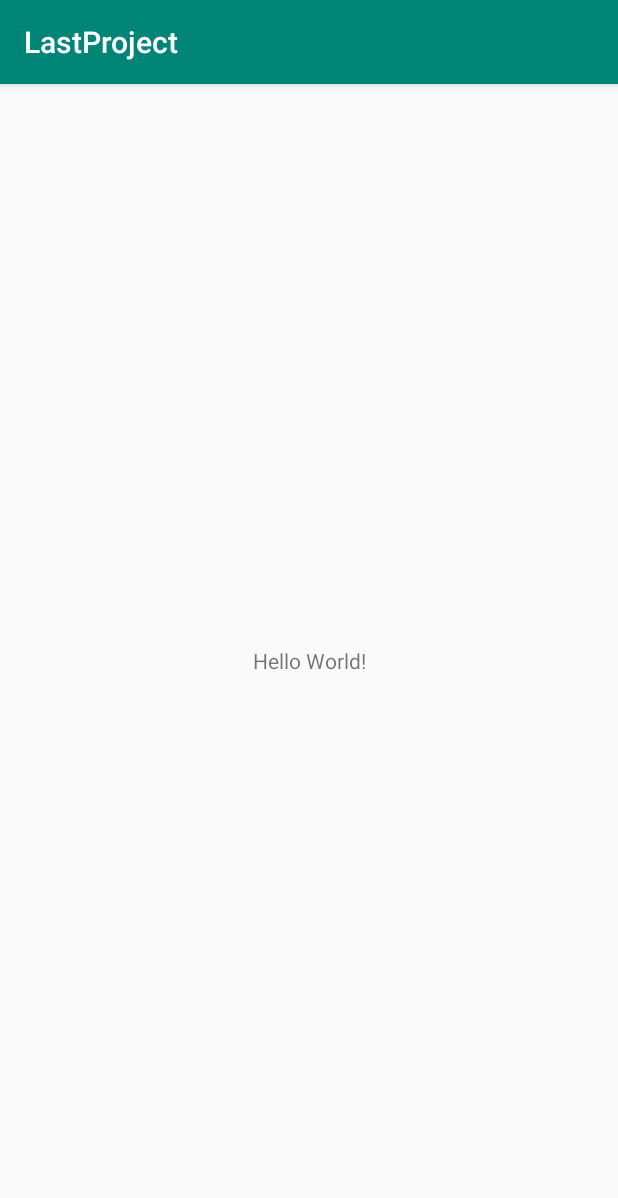
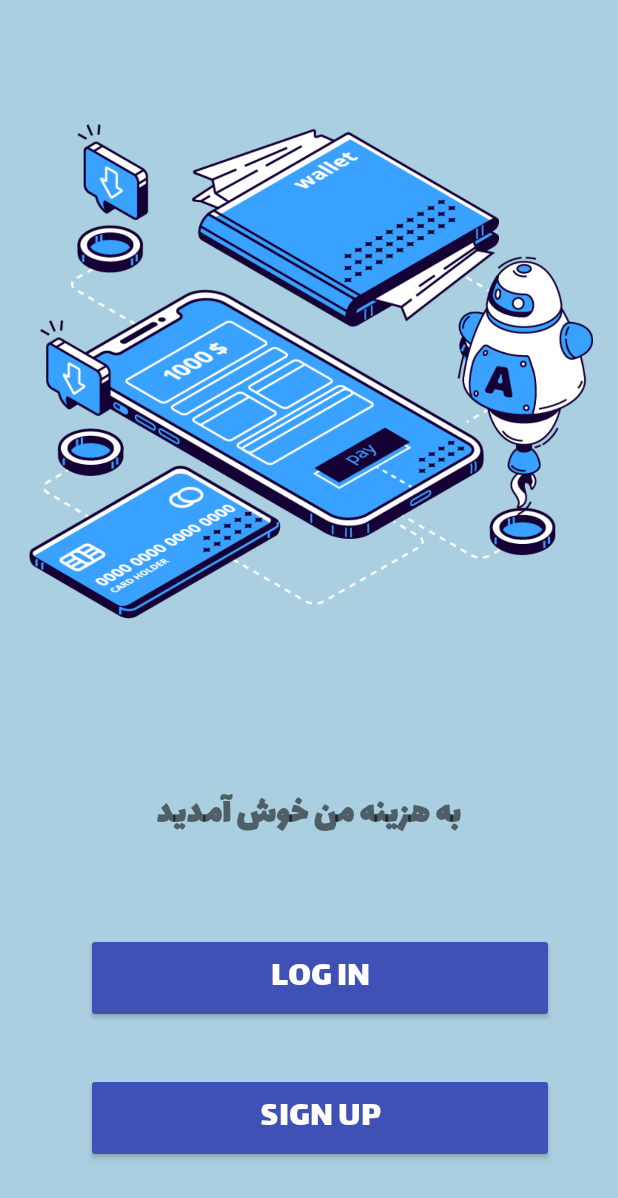
Before and after one commit to zahraaseyfii/Last-Project, an Android app: the screen it shows after launch (MainActivity), on a phone screen of 412 x 824 dp. Shown: the top 1198 px of the screen. Run offline under Robolectric (Android 15) with nearby library versions, the phone set to English and light mode, and no system bars.

Commit message:
Ui Login & Sign Up

```diff
--- a/app/build.gradle
+++ b/app/build.gradle
@@ -26,4 +26,5 @@ dependencies {
     testImplementation 'junit:junit:4.12'
     androidTestImplementation 'androidx.test:runner:1.1.1'
     androidTestImplementation 'androidx.test.espresso:espresso-core:3.1.1'
+
 }
--- a/app/src/main/AndroidManifest.xml
+++ b/app/src/main/AndroidManifest.xml
@@ -9,6 +9,8 @@
         android:roundIcon="@mipmap/ic_launcher_round"
         android:supportsRtl="true"
         android:theme="@style/AppTheme">
+        <activity android:name=".SignActivity"></activity>
+        <activity android:name=".LoginActivity" />
         <activity android:name=".MainActivity">
             <intent-filter>
                 <action android:name="android.intent.action.MAIN" />
--- a/app/src/main/java/com/example/lastproject/MainActivity.java
+++ b/app/src/main/java/com/example/lastproject/MainActivity.java
@@ -2,13 +2,36 @@ package com.example.lastproject;
 
 import androidx.appcompat.app.AppCompatActivity;
 
+import android.content.Intent;
 import android.os.Bundle;
+import android.view.View;
+import android.widget.Button;
 
 public class MainActivity extends AppCompatActivity {
-
+    Button button1,button2;
     @Override
     protected void onCreate(Bundle savedInstanceState) {
         super.onCreate(savedInstanceState);
         setContentView(R.layout.activity_main);
+
+        button1=findViewById(R.id.button);
+        button2=findViewById(R.id.button2);
+
+
+        button1.setOnClickListener(new View.OnClickListener() {
+            @Override
+            public void onClick(View v) {
+                startActivity(new Intent(MainActivity.this,LoginActivity.class));
+            }
+        });
+
+        button2.setOnClickListener(new View.OnClickListener() {
+            @Override
+            public void onClick(View v) {
+                startActivity(new Intent(MainActivity.this,SignActivity.class));
+            }
+        });
+
+
     }
 }
--- /dev/null
+++ b/app/src/main/res/drawable/ic_account_circle_black_24dp.xml
@@ -0,0 +1,5 @@
+<vector android:height="24dp" android:tint="#305380"
+    android:viewportHeight="24.0" android:viewportWidth="24.0"
+    android:width="24dp" xmlns:android="http://schemas.android.com/apk/res/android">
+    <path android:fillColor="#FF000000" android:pathData="M12,2C6.48,2 2,6.48 2,12s4.48,10 10,10 10,-4.48 10,-10S17.52,2 12,2zM12,5c1.66,0 3,1.34 3,3s-1.34,3 -3,3 -3,-1.34 -3,-3 1.34,-3 3,-3zM12,19.2c-2.5,0 -4.71,-1.28 -6,-3.22 0.03,-1.99 4,-3.08 6,-3.08 1.99,0 5.97,1.09 6,3.08 -1.29,1.94 -3.5,3.22 -6,3.22z"/>
+</vector>
--- /dev/null
+++ b/app/src/main/res/drawable/ic_lock_black_24dp.xml
@@ -0,0 +1,5 @@
+<vector android:height="24dp" android:tint="#305380"
+    android:viewportHeight="24.0" android:viewportWidth="24.0"
+    android:width="24dp" xmlns:android="http://schemas.android.com/apk/res/android">
+    <path android:fillColor="#FF000000" android:pathData="M18,8h-1L17,6c0,-2.76 -2.24,-5 -5,-5S7,3.24 7,6v2L6,8c-1.1,0 -2,0.9 -2,2v10c0,1.1 0.9,2 2,2h12c1.1,0 2,-0.9 2,-2L20,10c0,-1.1 -0.9,-2 -2,-2zM12,17c-1.1,0 -2,-0.9 -2,-2s0.9,-2 2,-2 2,0.9 2,2 -0.9,2 -2,2zM15.1,8L8.9,8L8.9,6c0,-1.71 1.39,-3.1 3.1,-3.1 1.71,0 3.1,1.39 3.1,3.1v2z"/>
+</vector>
--- a/app/src/main/res/layout/activity_main.xml
+++ b/app/src/main/res/layout/activity_main.xml
@@ -4,15 +4,72 @@
     xmlns:tools="http://schemas.android.com/tools"
     android:layout_width="match_parent"
     android:layout_height="match_parent"
+    android:background="#6B3B91B9"
     tools:context=".MainActivity">
 
     <TextView
+        android:id="@+id/textView"
         android:layout_width="wrap_content"
         android:layout_height="wrap_content"
-        android:text="Hello World!"
+        android:fontFamily="@font/lalezar"
+        android:text="به هزینه من خوش آمدید"
+        android:textSize="24sp"
+        android:textStyle="bold"
         app:layout_constraintBottom_toBottomOf="parent"
+        app:layout_constraintHorizontal_bias="0.497"
         app:layout_constraintLeft_toLeftOf="parent"
         app:layout_constraintRight_toRightOf="parent"
-        app:layout_constraintTop_toTopOf="parent" />
+        app:layout_constraintTop_toTopOf="parent"
+        app:layout_constraintVertical_bias="0.667" />
+
+    <Button
+        android:id="@+id/button"
+        android:layout_width="312dp"
+        android:layout_height="60dp"
+        android:layout_marginStart="152dp"
+        android:layout_marginTop="33dp"
+        android:layout_marginEnd="171dp"
+        android:layout_marginBottom="114dp"
+        android:backgroundTint="#3F51B5"
+        android:fontFamily="@font/lalezar"
+        android:text="Log in"
+        android:textColor="#FFFFFF"
+        android:textSize="24sp"
+        app:layout_constraintBottom_toBottomOf="parent"
+        app:layout_constraintEnd_toEndOf="parent"
+        app:layout_constraintHorizontal_bias="0.424"
+        app:layout_constraintStart_toStartOf="parent"
+        app:layout_constraintTop_toBottomOf="@+id/textView"
+        app:layout_constraintVertical_bias="0.476" />
+
+    <Button
+        android:id="@+id/button2"
+        android:layout_width="312dp"
+        android:layout_height="60dp"
+        android:layout_marginTop="33dp"
+        android:backgroundTint="#3F51B5"
+        android:fontFamily="@font/lalezar"
+        android:text="Sign up"
+        android:textColor="#FFFFFF"
+        android:textSize="24sp"
+        app:layout_constraintBottom_toBottomOf="parent"
+        app:layout_constraintEnd_toEndOf="parent"
+        app:layout_constraintHorizontal_bias="0.575"
+        app:layout_constraintStart_toStartOf="parent"
+        app:layout_constraintTop_toBottomOf="@+id/button"
+        app:layout_constraintVertical_bias="0.0" />
+
+    <ImageView
+        android:id="@+id/imageView"
+        android:layout_width="376dp"
+        android:layout_height="495dp"
+        android:layout_marginBottom="15dp"
+        app:layout_constraintBottom_toTopOf="@+id/button2"
+        app:layout_constraintEnd_toEndOf="parent"
+        app:layout_constraintHorizontal_bias="0.542"
+        app:layout_constraintStart_toStartOf="parent"
+        app:layout_constraintTop_toTopOf="parent"
+        app:layout_constraintVertical_bias="0.0"
+        app:srcCompat="@drawable/back1" />
 
 </androidx.constraintlayout.widget.ConstraintLayout>
--- a/app/src/main/res/values/styles.xml
+++ b/app/src/main/res/values/styles.xml
@@ -1,7 +1,7 @@
 <resources>
 
     <!-- Base application theme. -->
-    <style name="AppTheme" parent="Theme.AppCompat.Light.DarkActionBar">
+    <style name="AppTheme" parent="Theme.AppCompat.Light.NoActionBar">
         <!-- Customize your theme here. -->
         <item name="colorPrimary">@color/colorPrimary</item>
         <item name="colorPrimaryDark">@color/colorPrimaryDark</item>
```
Also changed, not shown: app/src/main/java/com/example/lastproject/LoginActivity.java (added, +14 -0 lines), app/src/main/java/com/example/lastproject/SignActivity.java (added, +14 -0 lines), app/src/main/res/layout/activity_login.xml (added, +102 -0 lines), app/src/main/res/layout/activity_sign.xml (added, +108 -0 lines), app/src/main/res/drawable/back1.png (added), app/src/main/res/drawable/back2.png (added), app/src/main/res/drawable/back3.png (added), app/src/main/res/font/lalezar.ttf (added), 1 other file.
